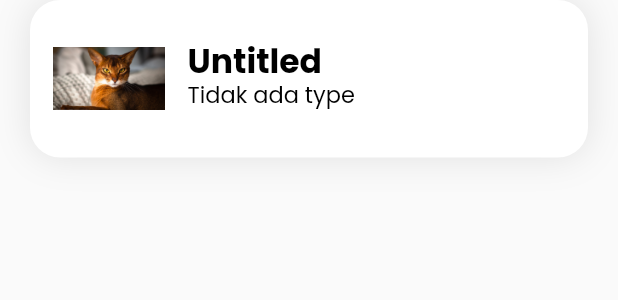
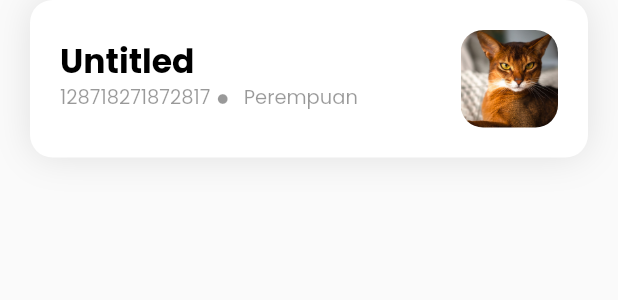
Before and after one commit to Rivaldi72/flutter_bappeda, a Flutter app: the CustomPatientListItem widget shown alone on an empty page, opened directly, on a phone screen of 412 x 824 dp. Shown: the top 300 px of the screen. Run offline on Flutter 3.47's test engine with Material 2 defaults, Android fonts, the light colour scheme and no system bars; network calls fail.

Commit message:
Selesai UI

```diff
--- a/lib/main.dart
+++ b/lib/main.dart
@@ -1,4 +1,3 @@
-import 'dart:io' show Platform;
 import 'package:flutter/material.dart';
 import 'package:bappeda_app/pages/about_screen.dart';
 import 'package:bappeda_app/pages/patient_detail_screen.dart';
--- a/lib/pages/splash_screen.dart
+++ b/lib/pages/splash_screen.dart
@@ -15,7 +15,7 @@ class _SplashScreenState extends State<SplashScreen> {
     Timer(
       const Duration(seconds: 3),
       () {
-        Navigator.pushNamed(context, '/home-screen');
+        Navigator.pushNamed(context, '/patient-list');
       },
     );
     super.initState();
@@ -35,7 +35,7 @@ class _SplashScreenState extends State<SplashScreen> {
               decoration: const BoxDecoration(
                 image: DecorationImage(
                   image: AssetImage(
-                    'assets/images/icon_scan.png',
+                    'assets/images/stethoscope.png',
                   ),
                 ),
               ),
--- a/lib/widgets/custom_patient_list_item.dart
+++ b/lib/widgets/custom_patient_list_item.dart
@@ -2,14 +2,15 @@ import 'package:flutter/material.dart';
 import 'package:bappeda_app/shared/theme.dart';
 
 class CustomPatientListItem extends StatelessWidget {
-  final String? image, name, type;
+  final String? image, name, nik, gender;
   final Function()? action;
 
   const CustomPatientListItem({
     Key? key,
     this.image,
     this.name,
-    this.type,
+    this.gender,
+    this.nik,
     this.action,
   }) : super(key: key);
 
@@ -19,7 +20,7 @@ class CustomPatientListItem extends StatelessWidget {
       onTap: action,
       child: Container(
         margin: const EdgeInsets.only(left: 20, right: 20, bottom: 20),
-        padding: const EdgeInsets.symmetric(horizontal: 15, vertical: 11),
+        padding: const EdgeInsets.symmetric(horizontal: 20, vertical: 11),
         height: 105,
         decoration: BoxDecoration(
           color: kWhiteColor,
@@ -30,24 +31,10 @@ class CustomPatientListItem extends StatelessWidget {
               offset: const Offset(0, 0),
             ),
           ],
-          borderRadius: BorderRadius.circular(20),
+          borderRadius: BorderRadius.circular(15),
         ),
         child: Row(
           children: [
-            Container(
-              width: 75,
-              height: 75,
-              decoration: BoxDecoration(
-                image: DecorationImage(
-                  image: AssetImage(
-                    image ?? 'assets/images/cat_test.jpeg',
-                  ),
-                  fit: BoxFit.contain,
-                ),
-                borderRadius: BorderRadius.circular(15),
-              ),
-            ),
-            const SizedBox(width: 15),
             Expanded(
               child: Column(
                 mainAxisAlignment: MainAxisAlignment.center,
@@ -62,22 +49,57 @@ class CustomPatientListItem extends StatelessWidget {
                       overflow: TextOverflow.ellipsis,
                     ),
                   ),
-                  const SizedBox(height: 3),
+                  const SizedBox(height: 5),
                   Padding(
                     padding: const EdgeInsets.only(right: 25.0),
-                    child: Text(
-                      type ?? 'Tidak ada type',
-                      style: blackTextStyle.copyWith(
-                        fontSize: 15,
-                        height: 1,
-                        overflow: TextOverflow.ellipsis,
-                      ),
-                      maxLines: 3,
+                    child: Row(
+                      children: [
+                        Expanded(
+                          child: Text(
+                            nik ?? '128718271872817',
+                            style: secondaryBlackTextStyle.copyWith(
+                              fontSize: 13,
+                              height: 1,
+                              overflow: TextOverflow.ellipsis,
+                            ),
+                          ),
+                        ),
+                        Icon(
+                          Icons.circle,
+                          size: 8,
+                          color: kSecondaryBlackColor,
+                        ),
+                        const SizedBox(width: 10),
+                        Expanded(
+                          child: Text(
+                            gender ?? 'Perempuan',
+                            style: secondaryBlackTextStyle.copyWith(
+                              fontSize: 13,
+                              height: 1,
+                              overflow: TextOverflow.ellipsis,
+                            ),
+                          ),
+                        ),
+                      ],
                     ),
                   ),
                 ],
               ),
-            )
+            ),
+            const SizedBox(width: 15),
+            Container(
+              width: 65,
+              height: 65,
+              decoration: BoxDecoration(
+                image: DecorationImage(
+                  image: AssetImage(
+                    image ?? 'assets/images/cat_test.jpeg',
+                  ),
+                  fit: BoxFit.cover,
+                ),
+                borderRadius: BorderRadius.circular(15),
+              ),
+            ),
           ],
         ),
       ),
```
Also changed, not shown: lib/pages/patient_detail_screen.dart (+108 -75 lines), lib/pages/patient_list_screen.dart (+14 -6 lines), lib/widgets/custom_app_bar.dart (+2 -11 lines), assets/images/0.png (added), assets/images/1.png (added), assets/images/2.png (added), assets/images/3.png (added), assets/images/4.png (added), assets/images/5.png (added), assets/images/6.png (added), assets/images/7.png (added), assets/images/stethoscope.png (added), pubspec.lock, 2 other files.
